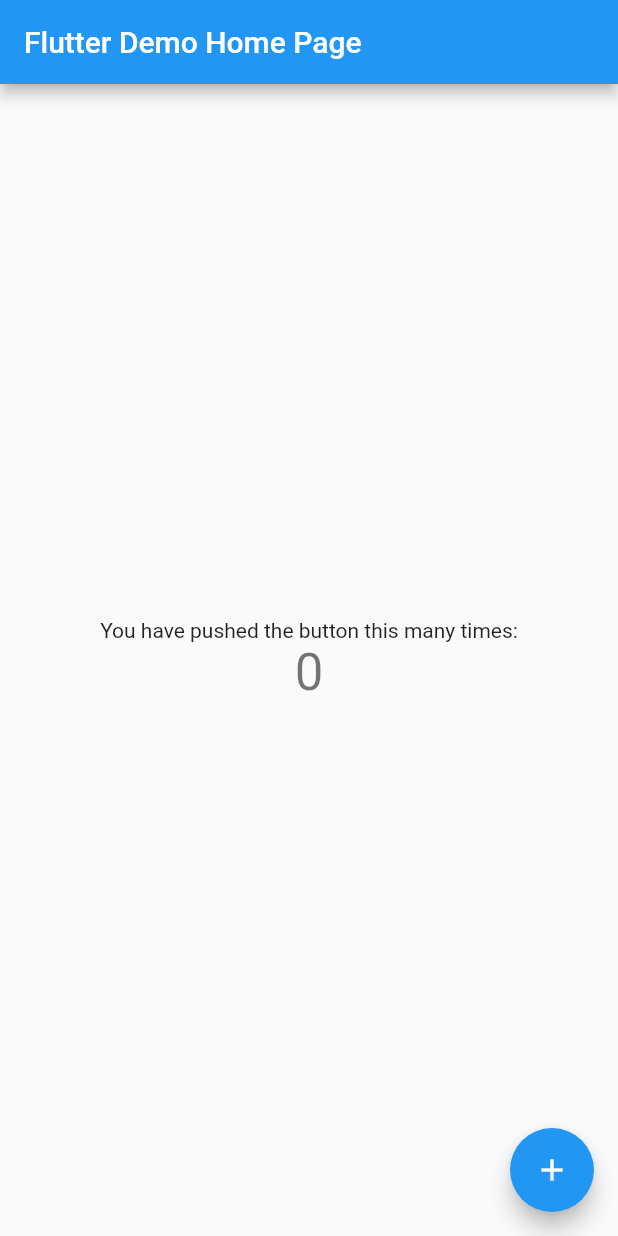
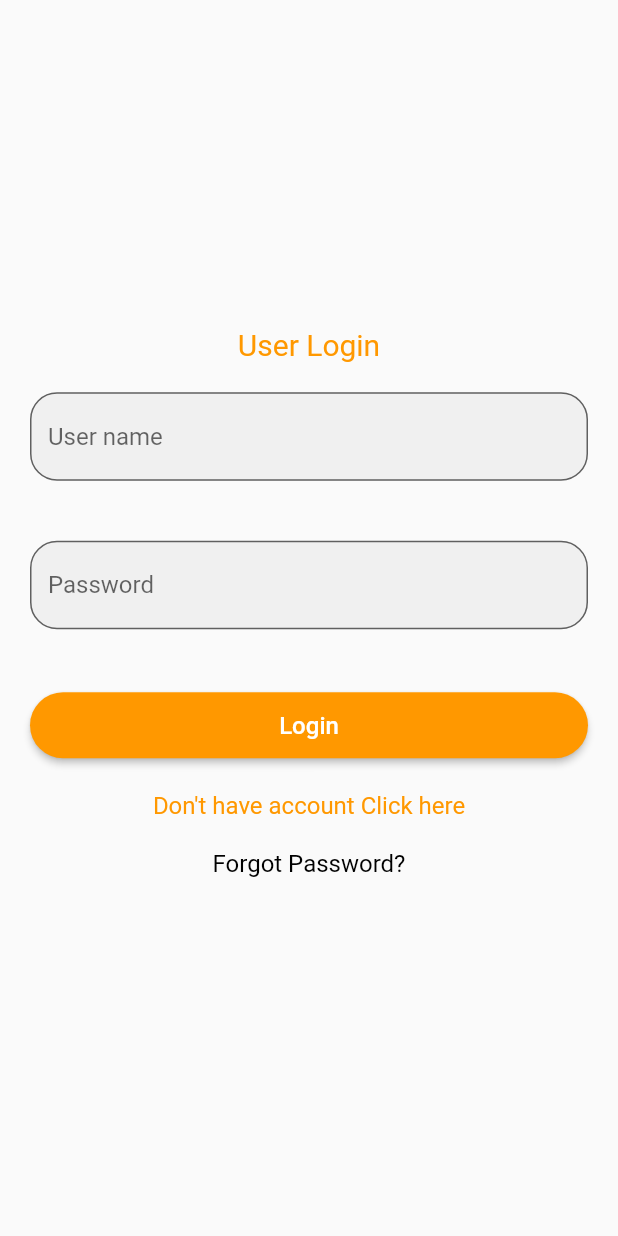
Before and after one commit to sandipgh19/FlutterRegisterLogin, a Flutter app: the screen it shows after launch, on a phone screen of 412 x 824 dp. Run offline on Flutter 3.47's test engine with Material 2 defaults, Android fonts, the phone set to English and light mode, and no system bars.

Commit message:
refactor: ui for login page

```diff
--- a/lib/main.dart
+++ b/lib/main.dart
@@ -50,18 +50,7 @@ class MyHomePage extends StatefulWidget {
 }
 
 class _MyHomePageState extends State<MyHomePage> {
-  int _counter = 0;
 
-  void _incrementCounter() {
-    setState(() {
-      // This call to setState tells the Flutter framework that something has
-      // changed in this State, which causes it to rerun the build method below
-      // so that the display can reflect the updated values. If we changed
-      // _counter without calling setState(), then the build method would not be
-      // called again, and so nothing would appear to happen.
-      _counter++;
-    });
-  }
 
   @override
   Widget build(BuildContext context) {
@@ -72,11 +61,6 @@ class _MyHomePageState extends State<MyHomePage> {
     // fast, so that you can just rebuild anything that needs updating rather
     // than having to individually change instances of widgets.
     return Scaffold(
-      appBar: AppBar(
-        // Here we take the value from the MyHomePage object that was created by
-        // the App.build method, and use it to set our appbar title.
-        title: Text(widget.title),
-      ),
       body: Center(
         // Center is a layout widget. It takes a single child and positions it
         // in the middle of the parent.
@@ -97,21 +81,82 @@ class _MyHomePageState extends State<MyHomePage> {
           // horizontal).
           mainAxisAlignment: MainAxisAlignment.center,
           children: <Widget>[
-            Text(
-              'You have pushed the button this many times:',
+            new Container(
+              child: Text("User Login",
+              style: TextStyle(
+                fontSize: 20,
+                color: Colors.orange,
+              ),
+              )
             ),
-            Text(
-              '$_counter',
-              style: Theme.of(context).textTheme.headline4,
+            new Container(
+              margin: const EdgeInsets.all(20),
+              child: TextField(
+              keyboardType: TextInputType.text,
+              decoration: InputDecoration(
+                border: new OutlineInputBorder(
+                  borderRadius: const BorderRadius.all(
+                    const Radius.circular(18.0)
+                  )
+                ),
+                filled: true,
+                hintText: "User name"
+              ),
             ),
+            ),
+            new Container(
+              margin: const EdgeInsets.all(20),
+              child: TextField(
+              keyboardType: TextInputType.text,
+              decoration: InputDecoration(
+                border: new OutlineInputBorder(
+                  borderRadius: const BorderRadius.all(
+                    const Radius.circular(18.0)
+                  )
+                ),
+                filled: true,
+                hintText: "Password"
+              ),
+            ),
+            ),
+            new Container(
+              margin: const EdgeInsets.all(20),
+              child: new MaterialButton(
+                minWidth: double.infinity,
+                height: 44,
+                shape: new RoundedRectangleBorder(
+                  borderRadius: new BorderRadius.circular(30.0)
+                ),
+                color: Colors.orange,
+                onPressed: () {},
+                child: Text('Login',
+                style: TextStyle(
+                  color: Colors.white,
+                  fontSize: 16
+                  ),
+                )
+              ),
+            ),
+            new Container(
+              child: Text("Don't have account Click here",
+              style: TextStyle(
+                fontSize: 16,
+                color: Colors.orange
+              ),
+              )
+            ),
+            new Container(
+              margin: const EdgeInsets.all(20),
+              child: Text("Forgot Password?",
+              style: TextStyle(
+                fontSize: 16,
+                color: Colors.black
+              ),
+              )
+            )
           ],
         ),
-      ),
-      floatingActionButton: FloatingActionButton(
-        onPressed: _incrementCounter,
-        tooltip: 'Increment',
-        child: Icon(Icons.add),
-      ), // This trailing comma makes auto-formatting nicer for build methods.
+      )
     );
   }
 }
```
Also changed, not shown: 1 other file.
